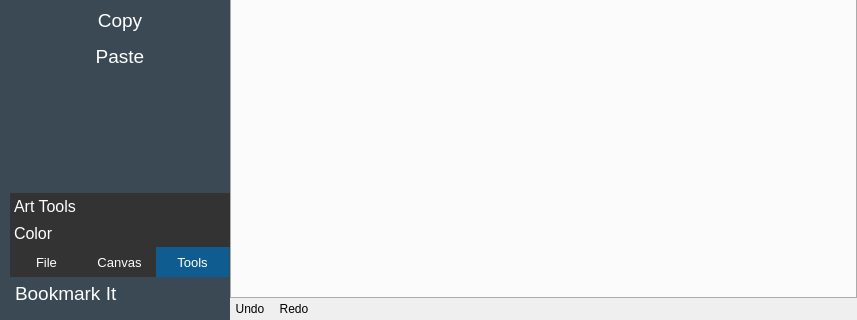
Qt form corepaint/corepaint.ui (rahmanshaber/corebox) before a commit; both pictures show x 0 to 857 and y 184 to 504 of the 857 by 504 pixel window.
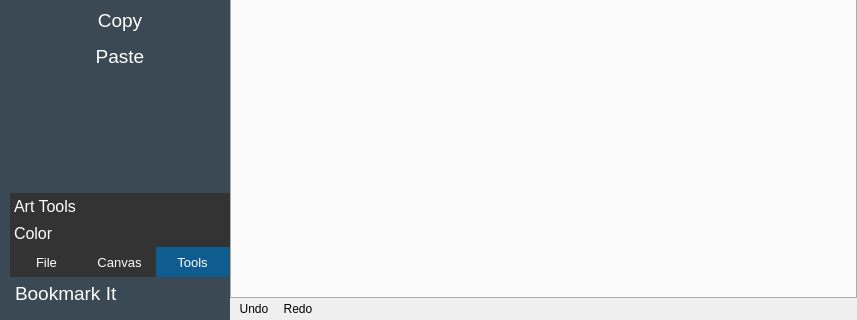
The same form after that commit. The open tabs and pages were chosen to show the change. Icons and pictures are not drawn.

The edit to the form file:
```diff
--- a/corepaint/corepaint.ui
+++ b/corepaint/corepaint.ui
@@ -2050,13 +2050,13 @@
      </property>
      <layout class="QHBoxLayout" name="horizontalLayout">
       <property name="leftMargin">
-       <number>1</number>
+       <number>5</number>
       </property>
       <property name="topMargin">
        <number>1</number>
       </property>
       <property name="rightMargin">
-       <number>1</number>
+       <number>5</number>
       </property>
       <property name="bottomMargin">
        <number>1</number>
```
Left out of the diff: 21 changed lines with no effect on the pictures.
